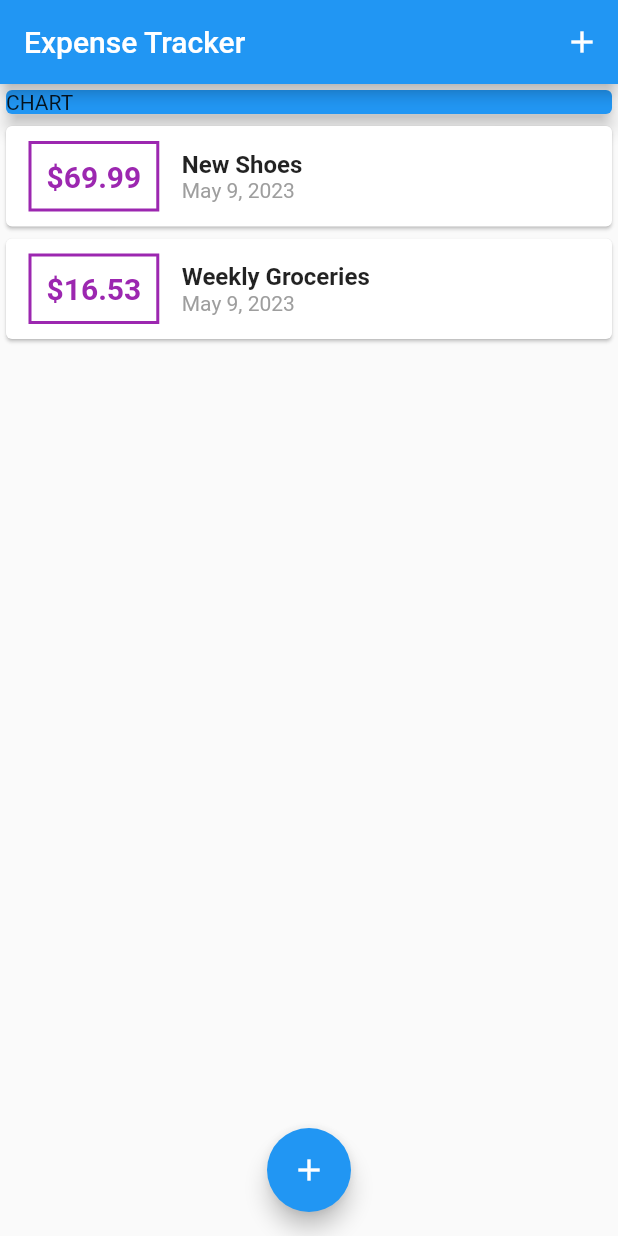
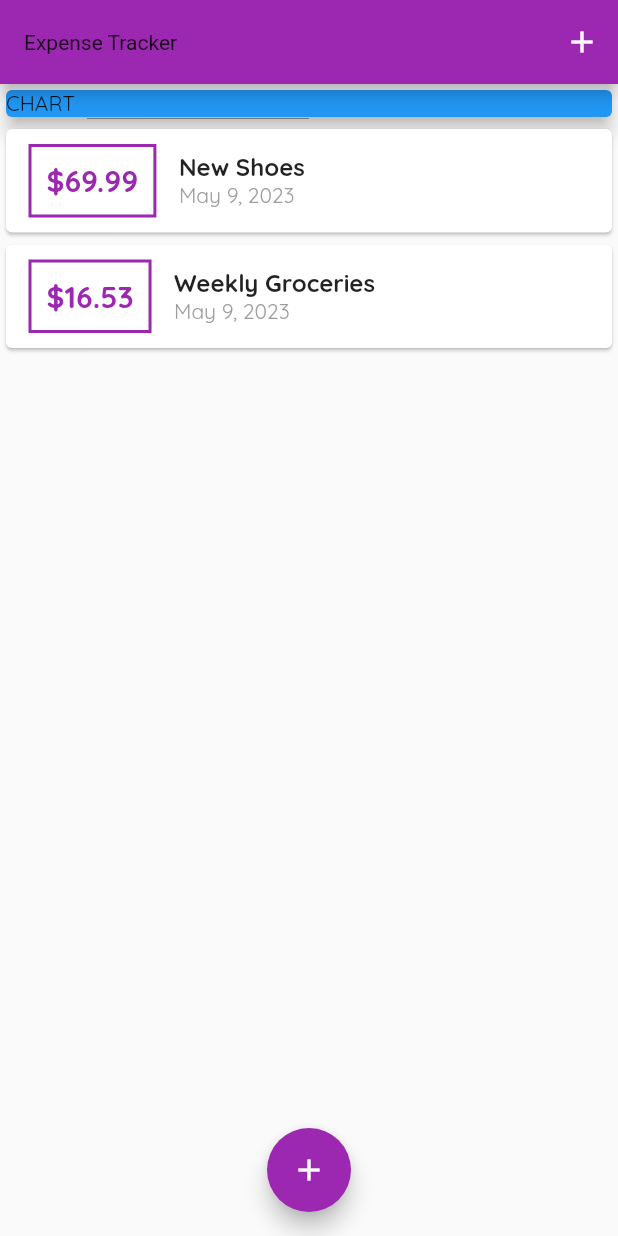
Before and after one commit to bjamyl/flutter-expense-tracker, a Flutter app: the screen it shows after launch, on a phone screen of 412 x 824 dp. Run offline on Flutter 3.47's test engine with Material 2 defaults, Android fonts, the phone set to English and light mode, and no system bars.

Commit message:
added custom fonts and expanded theme properties with custom colors

```diff
--- a/lib/main.dart
+++ b/lib/main.dart
@@ -14,6 +14,11 @@ class MyApp extends StatelessWidget {
     return MaterialApp(
       debugShowCheckedModeBanner: false,
       title: 'Expense Tracker',
+      theme: ThemeData(
+          primarySwatch: Colors.purple,
+          fontFamily: 'Quicksand',
+          appBarTheme:
+              AppBarTheme(textTheme: ThemeData.light().textTheme.copyWith())),
       home: MyHomePage(),
     );
   }
```
Also changed, not shown: pubspec.yaml (+11 -6 lines), assets/fonts/OpenSans-Bold.ttf (added), assets/fonts/OpenSans-Regular.ttf (added), assets/fonts/Quicksand-Bold.ttf (added), assets/fonts/Quicksand-Light.ttf (added), assets/fonts/Quicksand-Medium.ttf (added), assets/fonts/Quicksand-Regular.ttf (added).
